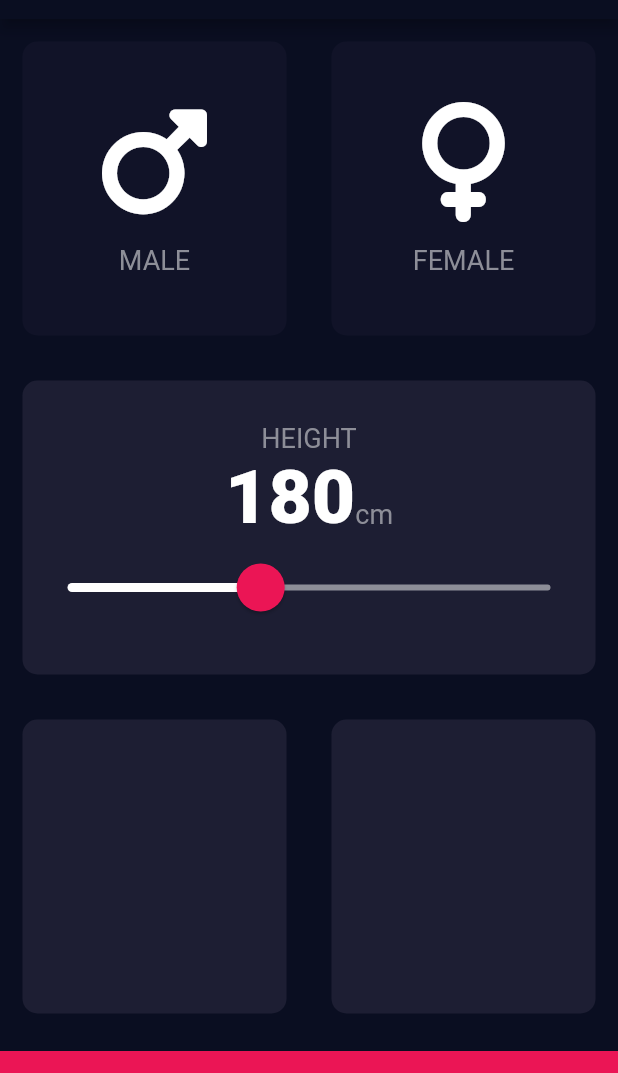
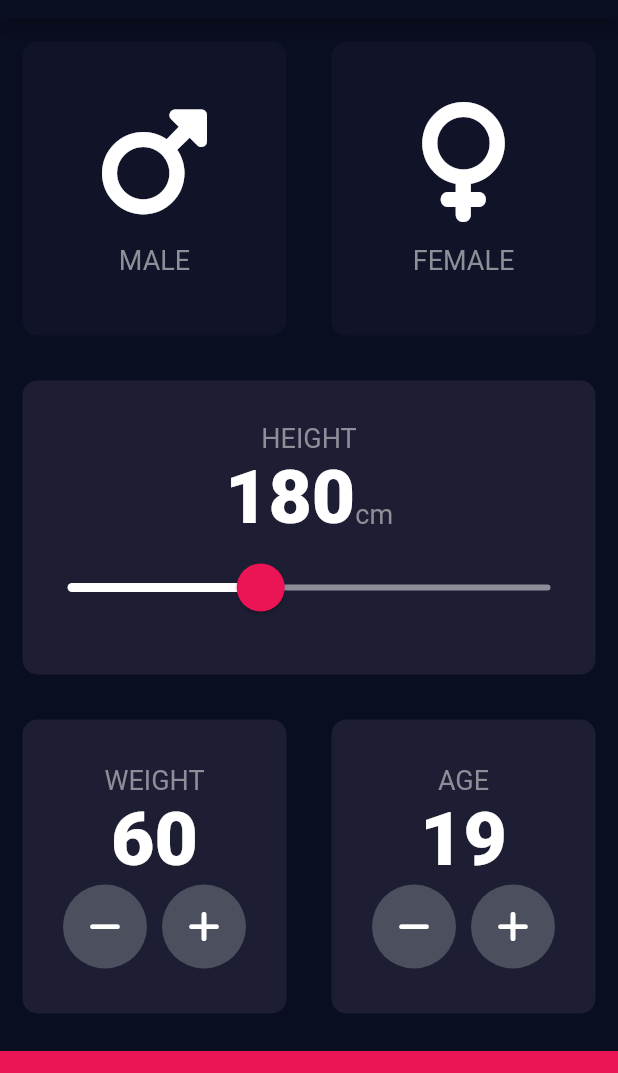
Before and after one commit to Mike5801/BMICalculatorApp, a Flutter app: the screen it shows after launch, on a phone screen of 412 x 824 dp, the part 65-1138 px from its top. Run offline on Flutter 3.47's test engine with Material 2 defaults, Android fonts, the phone set to English and light mode, and no system bars; our stand-ins replace font_awesome_flutter.

Commit message:
add weight and age cards and functionality

```diff
--- a/bmi_calculator/lib/input_page.dart
+++ b/bmi_calculator/lib/input_page.dart
@@ -1,8 +1,9 @@
 import 'package:flutter/material.dart';
 import 'package:font_awesome_flutter/font_awesome_flutter.dart';
-import './icon_text.dart';
-import './custom_card.dart';
+import 'icon_text.dart';
+import 'custom_card.dart';
 import 'constants.dart';
+import 'round_icon_button.dart';
 
 enum Gender { male, female, none }
 
@@ -16,6 +17,8 @@ class InputPage extends StatefulWidget {
 class _InputPageState extends State<InputPage> {
   Gender selectedGender = Gender.none;
   int height = 180;
+  int weight = 60;
+  int age = 19;
 
   @override
   Widget build(BuildContext context) {
@@ -113,14 +116,92 @@ class _InputPageState extends State<InputPage> {
               ),
             ),
           ),
-          const Expanded(
+          Expanded(
             child: Row(
               children: [
                 Expanded(
-                  child: CustomCard(color: kSelectedCardColor),
+                  child: CustomCard(
+                    color: kSelectedCardColor,
+                    cardChild: Column(
+                      mainAxisAlignment: MainAxisAlignment.center,
+                      children: [
+                        const Text(
+                          'WEIGHT',
+                          style: kTextStyle,
+                        ),
+                        Text(
+                          weight.toString(),
+                          style: kNumberTextStyle,
+                        ),
+                        Row(
+                          mainAxisAlignment: MainAxisAlignment.center,
+                          children: [
+                            RoundIconButton(
+                              icon: FontAwesomeIcons.minus,
+                              onPressed: () {
+                                setState(() {
+                                  weight--;
+                                });
+                              },
+                            ),
+                            const SizedBox(
+                              width: 10.0,
+                            ),
+                            RoundIconButton(
+                              icon: FontAwesomeIcons.plus,
+                              onPressed: () {
+                                setState(() {
+                                  weight++;
+                                });
+                              },
+                            )
+                          ],
+                        )
+                      ],
+                    ),
+                  ),
                 ),
                 Expanded(
-                  child: CustomCard(color: kSelectedCardColor),
+                  child: CustomCard(
+                    color: kSelectedCardColor,
+                    cardChild: Column(
+                      mainAxisAlignment: MainAxisAlignment.center,
+                      children: [
+                        const Text(
+                          'AGE',
+                          style: kTextStyle,
+                        ),
+                        Text(
+                          age.toString(),
+                          style: kNumberTextStyle,
+                        ),
+                        Row(
+                          mainAxisAlignment: MainAxisAlignment.center,
+                          children: [
+                            RoundIconButton(
+                              icon: FontAwesomeIcons.minus,
+                              onPressed: () {
+                                setState(() {
+                                  age--;
+                                });
+                              },
+                            ),
+                            const SizedBox(
+                              width: 10.0,
+                            ),
+                            RoundIconButton(
+                              icon: FontAwesomeIcons.plus,
+                              onPressed: () {
+                                setState(() {
+                                  age++;
+                                });
+                              },
+                            )
+                          ],
+                        )
+                      ],
+                    ),
+                  ),
                 ),
               ],
             ),
--- /dev/null
+++ b/bmi_calculator/lib/round_icon_button.dart
@@ -0,0 +1,23 @@
+import 'package:flutter/material.dart';
+
+class RoundIconButton extends StatelessWidget {
+  const RoundIconButton(
+      {required this.icon, required this.onPressed, super.key});
+
+  final IconData icon;
+  final void Function() onPressed;
+
+  @override
+  Widget build(BuildContext context) {
+    return RawMaterialButton(
+      shape: const CircleBorder(),
+      fillColor: const Color(0xFF4C4F5E),
+      elevation: 0.0,
+      constraints: const BoxConstraints.tightFor(width: 56.0, height: 56.0),
+      onPressed: () {
+        onPressed();
+      },
+      child: Icon(icon),
+    );
+  }
+}
```
